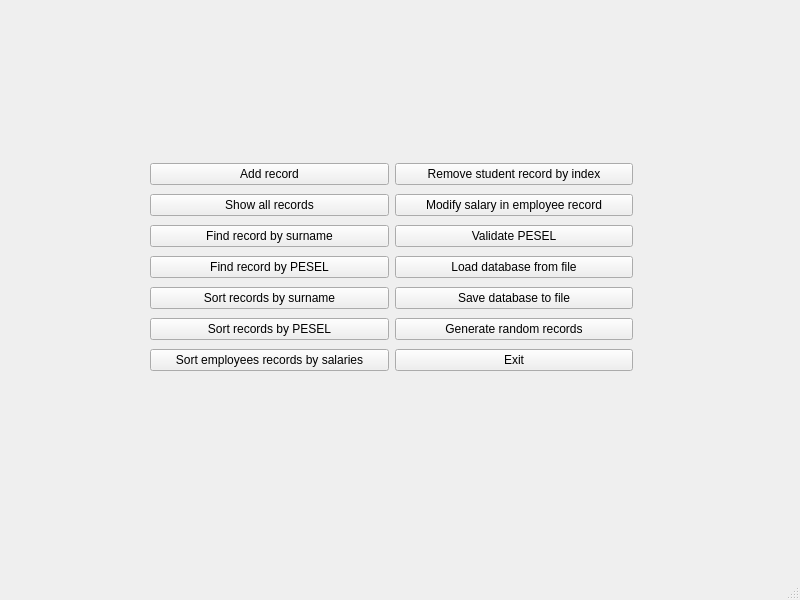
Qt form src/app/mainwindow.ui (Aleksiiej/university-db-2) before a commit.
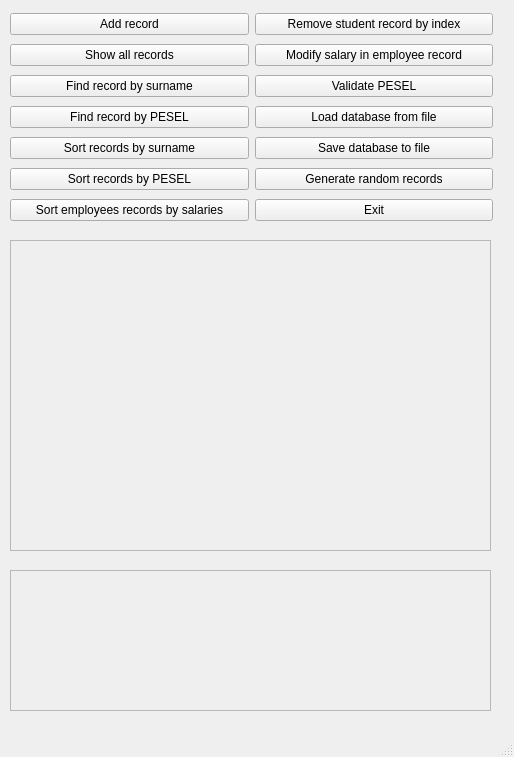
The same form after that commit.

```diff
--- a/src/app/mainwindow.ui
+++ b/src/app/mainwindow.ui
@@ -6,8 +6,8 @@
    <rect>
     <x>0</x>
     <y>0</y>
-    <width>800</width>
-    <height>600</height>
+    <width>514</width>
+    <height>757</height>
    </rect>
   </property>
   <property name="windowTitle">
@@ -17,8 +17,8 @@
    <widget class="QWidget" name="layoutWidget">
     <property name="geometry">
      <rect>
-      <x>150</x>
-      <y>160</y>
+      <x>10</x>
+      <y>10</y>
       <width>483</width>
       <height>215</height>
      </rect>
@@ -132,6 +132,74 @@
      </item>
     </layout>
    </widget>
+   <widget class="QScrollArea" name="scrollArea">
+    <property name="geometry">
+     <rect>
+      <x>10</x>
+      <y>240</y>
+      <width>481</width>
+      <height>311</height>
+     </rect>
+    </property>
+    <property name="widgetResizable">
+     <bool>true</bool>
+    </property>
+    <widget class="QWidget" name="scrollAreaWidgetContents">
+     <property name="geometry">
+      <rect>
+       <x>0</x>
+       <y>0</y>
+       <width>479</width>
+       <height>309</height>
+      </rect>
+     </property>
+     <layout class="QVBoxLayout" name="verticalLayout_3">
+      <item>
+       <widget class="QLabel" name="label">
+        <property name="text">
+         <string/>
+        </property>
+       </widget>
+      </item>
+     </layout>
+    </widget>
+   </widget>
+   <widget class="QScrollArea" name="scrollArea_2">
+    <property name="geometry">
+     <rect>
+      <x>10</x>
+      <y>570</y>
+      <width>481</width>
+      <height>141</height>
+     </rect>
+    </property>
+    <property name="widgetResizable">
+     <bool>true</bool>
+    </property>
+    <widget class="QWidget" name="scrollAreaWidgetContents_2">
+     <property name="geometry">
+      <rect>
+       <x>0</x>
+       <y>0</y>
+       <width>479</width>
+       <height>139</height>
+      </rect>
+     </property>
+     <widget class="QLabel" name="label_2">
+      <property name="geometry">
+       <rect>
+        <x>5</x>
+        <y>7</y>
+        <width>471</width>
+        <height>121</height>
+       </rect>
+      </property>
+      <property name="text">
+       <string/>
+      </property>
+     </widget>
+    </widget>
+   </widget>
   </widget>
   <widget class="QMenuBar" name="menubar">
    <property name="geometry">
```
Left out of the diff: 2 changed lines with no effect on the pictures.
